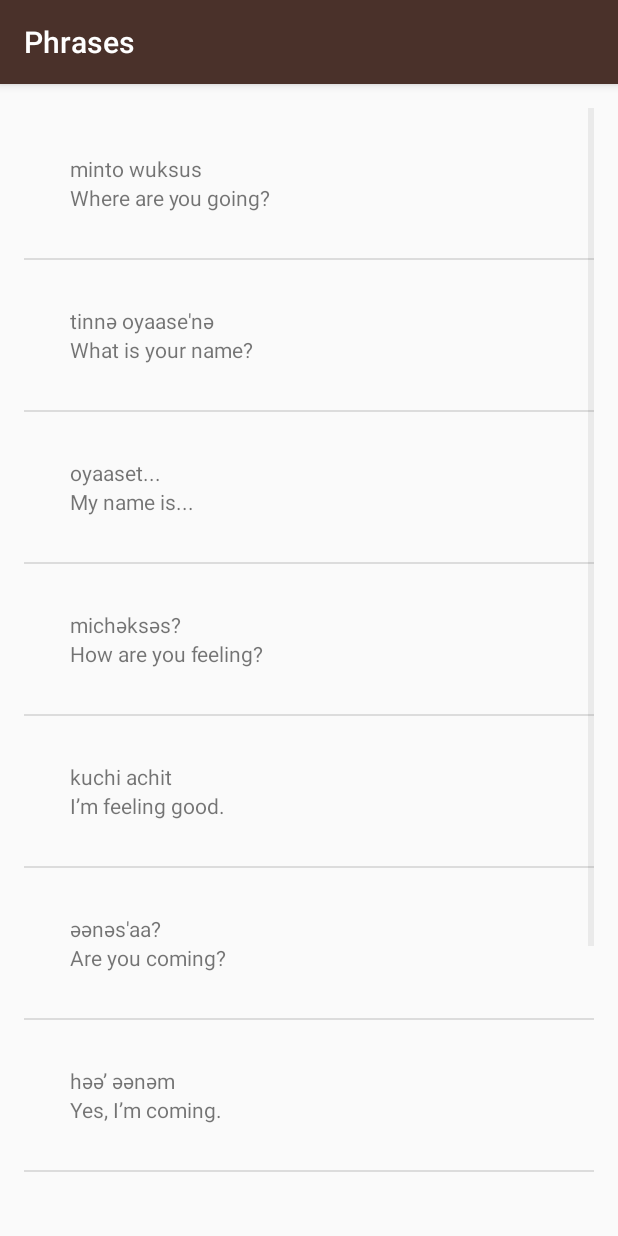
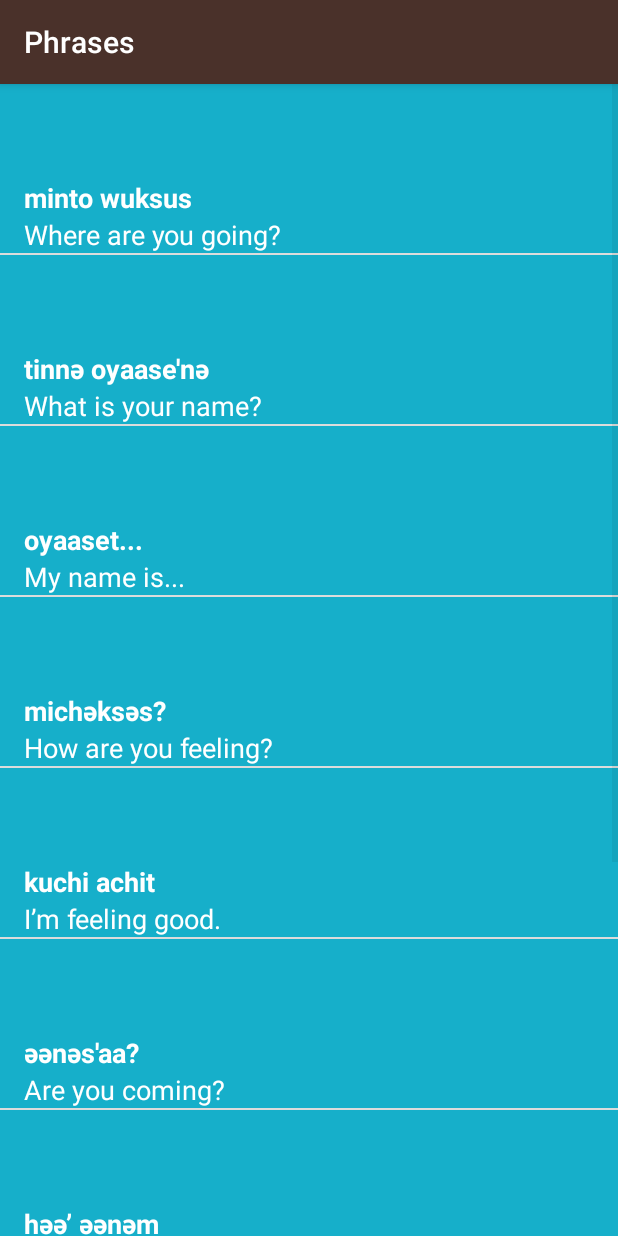
Before and after one commit to nehabalaji/miwok, an Android app: the phrasesactivity screen opened directly, with no data from a screen before it, on a phone screen of 412 x 824 dp. Run offline under Robolectric (Android 15) with nearby library versions, the phone set to English and light mode, and no system bars.

Commit message:
Add background colors

```diff
--- a/app/src/main/java/com/example/android/miwok/WordAdapter.java
+++ b/app/src/main/java/com/example/android/miwok/WordAdapter.java
@@ -2,6 +2,7 @@ package com.example.android.miwok;
 
 import android.content.Context;
 import android.support.annotation.NonNull;
+import android.support.v4.content.ContextCompat;
 import android.util.Log;
 import android.view.LayoutInflater;
 import android.view.View;
@@ -14,8 +15,10 @@ import android.widget.Toast;
 import java.util.ArrayList;
 
 public class WordAdapter extends ArrayAdapter<Word> {
-    public WordAdapter( Context context, ArrayList<Word> words) {
+    private int mColorResourceId;
+    public WordAdapter( Context context, ArrayList<Word> words, int colorResourceId) {
         super(context,0, words);
+        mColorResourceId = colorResourceId;
     }
     @NonNull
     @Override
@@ -42,7 +45,9 @@ public class WordAdapter extends ArrayAdapter<Word> {
                 {
                     imageView.setVisibility(View.GONE);
                 }
-
+        View textContainer = listItemView.findViewById(R.id.text_container);
+        int color = ContextCompat.getColor(getContext(),mColorResourceId);
+        textContainer.setBackgroundColor(color);
         return listItemView;
     }
 }
--- a/app/src/main/java/com/example/android/miwok/colorsactivity.java
+++ b/app/src/main/java/com/example/android/miwok/colorsactivity.java
@@ -22,7 +22,7 @@ public class colorsactivity extends AppCompatActivity {
         color.add(new Word("dusty yellow","ṭopiisә",R.drawable.color_dusty_yellow));
         color.add(new Word("mustard yellow","chiwiiṭә",R.drawable.color_mustard_yellow));
 
-        WordAdapter adapter1 = new WordAdapter(this, color);
+        WordAdapter adapter1 = new WordAdapter(this, color, R.color.category_colors);
         ListView listview1 = (ListView) findViewById(R.id.list);
 
         assert listview1 != null;
--- a/app/src/main/java/com/example/android/miwok/familyactivity.java
+++ b/app/src/main/java/com/example/android/miwok/familyactivity.java
@@ -25,7 +25,7 @@ public class familyactivity extends AppCompatActivity {
         family.add(new Word("grandmother","ama",R.drawable.family_grandmother));
         family.add(new Word("grandfather","paapa",R.drawable.family_grandfather));
 
-        WordAdapter adapter3 = new WordAdapter(this, family);
+        WordAdapter adapter3 = new WordAdapter(this, family,R.color.category_family);
         ListView listView3 =(ListView) findViewById(R.id.list);
         assert listView3 != null;
         listView3.setAdapter(adapter3);
--- a/app/src/main/java/com/example/android/miwok/numbersactivity.java
+++ b/app/src/main/java/com/example/android/miwok/numbersactivity.java
@@ -28,7 +28,7 @@ public class numbersactivity extends AppCompatActivity {
         number.add(new Word("nine","wo'e",R.drawable.number_nine));
         number.add(new Word("ten","na'aacha",R.drawable.number_ten));
 
-        WordAdapter Adapter = new WordAdapter(this, number);
+        WordAdapter Adapter = new WordAdapter(this, number,R.color.category_numbers);
         ListView listView = (ListView) findViewById(R.id.list);
         listView.setAdapter(Adapter);
 
--- a/app/src/main/java/com/example/android/miwok/phrasesactivity.java
+++ b/app/src/main/java/com/example/android/miwok/phrasesactivity.java
@@ -25,7 +25,7 @@ public class phrasesactivity extends AppCompatActivity {
         phrase.add(new Word("Let’s go.","yoowutis"));
         phrase.add(new Word("Come here.","әnni'nem"));
 
-        WordAdapter adapter2 = new WordAdapter(this, phrase);
+        WordAdapter adapter2 = new WordAdapter(this, phrase,R.color.category_phrases);
         ListView listView2 = (ListView) findViewById(R.id.list);
 
         listView2.setAdapter(adapter2);
--- a/app/src/main/res/layout/list_item.xml
+++ b/app/src/main/res/layout/list_item.xml
@@ -5,27 +5,39 @@
     android:layout_width="match_parent"
     android:layout_height="wrap_content"
     android:orientation="horizontal"
-    android:padding="15dp">
+    android:background="@color/tan_background"
+    android:minHeight="@dimen/list_item_height">
 
     <ImageView
         android:layout_width="wrap_content"
         android:layout_height="wrap_content"
-        android:padding="15dp"
         android:id="@+id/list_item1"
+        android:minHeight="@dimen/list_item_height"
+        android:minWidth="@dimen/list_item_height"
         />
     <LinearLayout
         android:layout_width="match_parent"
         android:layout_height="wrap_content"
         android:orientation="vertical"
-        android:padding="15dp">
+        android:paddingLeft="16dp"
+        android:id="@+id/text_container">
     <TextView
         android:layout_width="match_parent"
-        android:layout_height="wrap_content"
+       android:layout_height="@dimen/list_item_height"
+        android:layout_weight="1"
+        android:gravity="bottom"
+        android:textAppearance="?android:textAppearanceMedium"
         tools:text="Miwok_word"
+        android:textStyle="bold"
+        android:textColor="@color/white"
         android:id="@+id/tv1"/>
     <TextView
         android:layout_width="match_parent"
-        android:layout_height="wrap_content"
+        android:layout_height="0dp"
+        android:layout_weight="1"
+        android:gravity="top"
+        android:textAppearance="?android:textAppearanceMedium"
+        android:textColor="@color/white"
         tools:text="English"
         android:id="@+id/tv2"/>
 </LinearLayout>
--- a/app/src/main/res/layout/word_list.xml
+++ b/app/src/main/res/layout/word_list.xml
@@ -3,10 +3,6 @@
     android:id="@+id/list"
     android:orientation="vertical"
     android:layout_width="match_parent"
-    android:layout_height="match_parent"
-    android:paddingBottom="@dimen/activity_vertical_margin"
-    android:paddingLeft="@dimen/activity_horizontal_margin"
-    android:paddingRight="@dimen/activity_horizontal_margin"
-    android:paddingTop="@dimen/activity_vertical_margin">
+    android:layout_height="match_parent">
 
 </ListView>
--- a/app/src/main/res/values/colors.xml
+++ b/app/src/main/res/values/colors.xml
@@ -34,4 +34,6 @@
 
     <!-- Background color for the phrases category -->
     <color name="category_phrases">#16AFCA</color>
+
+    <color name="white">#FFFFFF</color>
 </resources>
```
